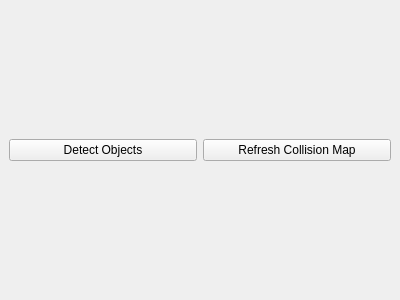
Before: the Qt Designer form sr_gui_manipulation/ui/SrGuiManipulation.ui in TezChan/sr-manipulation, drawn with Qt 5.
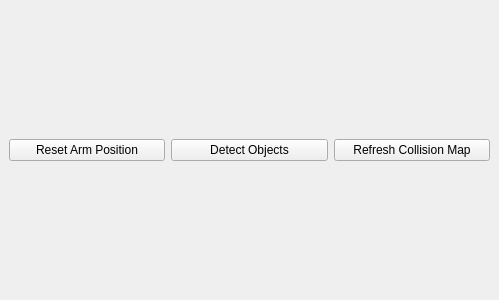
After: the same form once the commit is applied.

Commit message:
Add naive reset arm position.
It does get to a good spot but does no collision (e.g. the table) avoidance!

Diff of the .ui file:
```diff
--- a/sr_gui_manipulation/ui/SrGuiManipulation.ui
+++ b/sr_gui_manipulation/ui/SrGuiManipulation.ui
@@ -6,7 +6,7 @@
    <rect>
     <x>0</x>
     <y>0</y>
-    <width>400</width>
+    <width>499</width>
     <height>300</height>
    </rect>
   </property>
@@ -17,6 +17,13 @@
    <layout class="QVBoxLayout" name="verticalLayout">
     <item>
      <layout class="QHBoxLayout" name="horizontalLayout">
+      <item>
+       <widget class="QPushButton" name="btn_reset_arm_position">
+        <property name="text">
+         <string>Reset Arm Position</string>
+        </property>
+       </widget>
+      </item>
       <item>
        <widget class="QPushButton" name="btn_detect_objects">
         <property name="text">
```
The commit also changes 1 other file.
